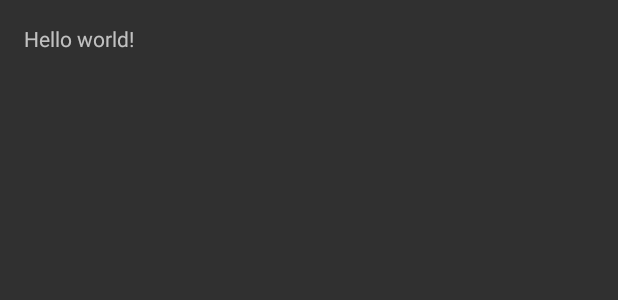
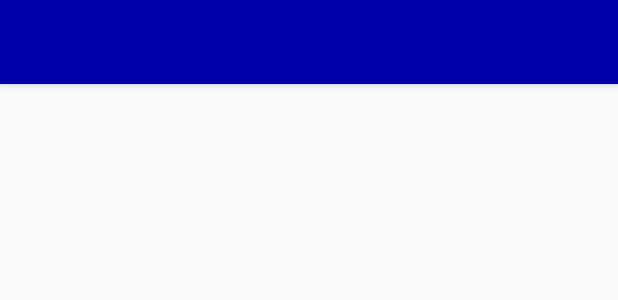
Before and after one commit to JicLotus/Order-Tracker, an Android app: the layout activity_listado_productos.xml on its own in the app's theme, with its tools: preview values and no code run, on a phone screen of 412 x 824 dp. Shown: the top 300 px of the screen. Run offline under Robolectric (Android 15) with nearby library versions, the phone set to English and light mode, and no system bars.

Commit message:
recyclerview para clientes y productos

```diff
--- a/Source/Android/OrderTracker/app/src/main/res/layout/activity_listado_productos.xml
+++ b/Source/Android/OrderTracker/app/src/main/res/layout/activity_listado_productos.xml
@@ -1,12 +1,26 @@
 <RelativeLayout xmlns:android="http://schemas.android.com/apk/res/android"
-    xmlns:tools="http://schemas.android.com/tools" android:layout_width="match_parent"
-    android:layout_height="match_parent" android:paddingLeft="@dimen/activity_horizontal_margin"
-    android:paddingRight="@dimen/activity_horizontal_margin"
-    android:paddingTop="@dimen/activity_vertical_margin"
-    android:paddingBottom="@dimen/activity_vertical_margin"
+    xmlns:tools="http://schemas.android.com/tools"
+    android:layout_width="match_parent"
+    android:layout_height="match_parent"
+    xmlns:app="http://schemas.android.com/apk/res-auto"
     tools:context="com.tdp2.ordertracker.ListadoProductos">
 
-    <TextView android:text="@string/hello_world" android:layout_width="wrap_content"
-        android:layout_height="wrap_content" />
+    <android.support.v7.widget.Toolbar
+        android:id="@+id/appToolbar"
+        android:layout_width="match_parent"
+        android:layout_height="?attr/actionBarSize"
+        android:background="#00a"
+        android:elevation="4dp"
+        android:theme="@style/ThemeOverlay.AppCompat.ActionBar"
+        app:popupTheme="@style/ThemeOverlay.AppCompat.Light"
+        />
+
+
+    <android.support.v7.widget.RecyclerView
+        android:id="@+id/recycler_view_productos"
+        android:layout_width="match_parent"
+        android:layout_height="wrap_content"
+        android:layout_below="@id/appToolbar">
+    </android.support.v7.widget.RecyclerView>
 
 </RelativeLayout>
--- a/Source/Android/OrderTracker/app/src/main/res/layout/activity_menu_inicial.xml
+++ b/Source/Android/OrderTracker/app/src/main/res/layout/activity_menu_inicial.xml
@@ -15,7 +15,8 @@
         android:background="#00f"
         android:textColor="#fff"
         android:layout_alignParentTop="true"
-        android:layout_centerHorizontal="true" />
+        android:layout_centerHorizontal="true"
+        android:onClick="verProductos"/>
 
     <Button
         android:layout_width="300dp"
@@ -26,5 +27,6 @@
         android:background="#00f"
         android:textColor="#fff"
         android:layout_below="@+id/button"
-        android:layout_centerHorizontal="true" />
+        android:layout_centerHorizontal="true"
+        android:onClick="verClientes"/>
 </RelativeLayout>
--- a/Source/Android/OrderTracker/app/src/main/res/values/styles.xml
+++ b/Source/Android/OrderTracker/app/src/main/res/values/styles.xml
@@ -1,7 +1,7 @@
 <resources>
 
     <!-- inherit from the material theme -->
-    <style name="AppTheme" parent="Theme.AppCompat.NoActionBar">
+    <style name="AppTheme" parent="Theme.AppCompat.Light.NoActionBar">
         <!-- Main theme colors -->
         <!--   your app branding color for the app bar -->
         <item name="android:colorPrimary">@color/primary</item>
```
Also changed, not shown: Source/Android/OrderTracker/app/src/main/java/com/tdp2/ordertracker/InformacionItem.java (added, +13 -0 lines), Source/Android/OrderTracker/app/src/main/java/com/tdp2/ordertracker/ListadoClientes.java (+26 -0 lines), Source/Android/OrderTracker/app/src/main/java/com/tdp2/ordertracker/ListadoProductos.java (+25 -0 lines), Source/Android/OrderTracker/app/src/main/java/com/tdp2/ordertracker/MenuInicial.java (+17 -0 lines), Source/Android/OrderTracker/app/src/main/java/com/tdp2/ordertracker/RecyclerViewAdapter.java (added, +57 -0 lines), Source/Android/OrderTracker/app/src/main/res/layout/activity_listado_clientes.xml (+22 -7 lines), Source/Android/OrderTracker/app/src/main/res/layout/activity_main.xml (+12 -11 lines), Source/Android/OrderTracker/app/src/main/res/layout/recycler_view_item.xml (added, +41 -0 lines), 327 other files.
